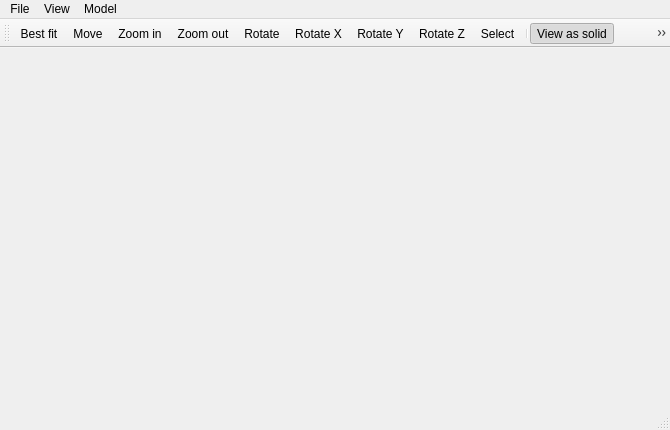
Qt form src/MainWindow.ui (Ovilia/April) before a commit.
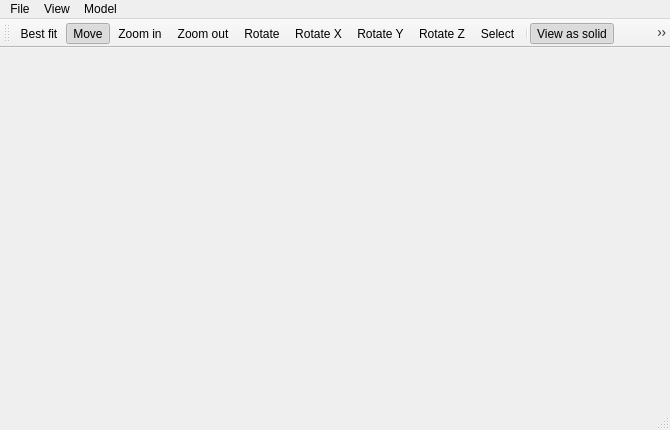
The same form after that commit. Icons and pictures are not drawn.

Patch:
```diff
--- a/src/MainWindow.ui
+++ b/src/MainWindow.ui
@@ -128,6 +128,9 @@
    <property name="checkable">
     <bool>true</bool>
    </property>
+   <property name="checked">
+    <bool>true</bool>
+   </property>
    <property name="icon">
     <iconset resource="resource.qrc">
      <normaloff>:/image/images/scene_move.png</normaloff>:/image/images/scene_move.png</iconset>
```
Left out of the diff: 2 changed lines with no effect on the pictures.
